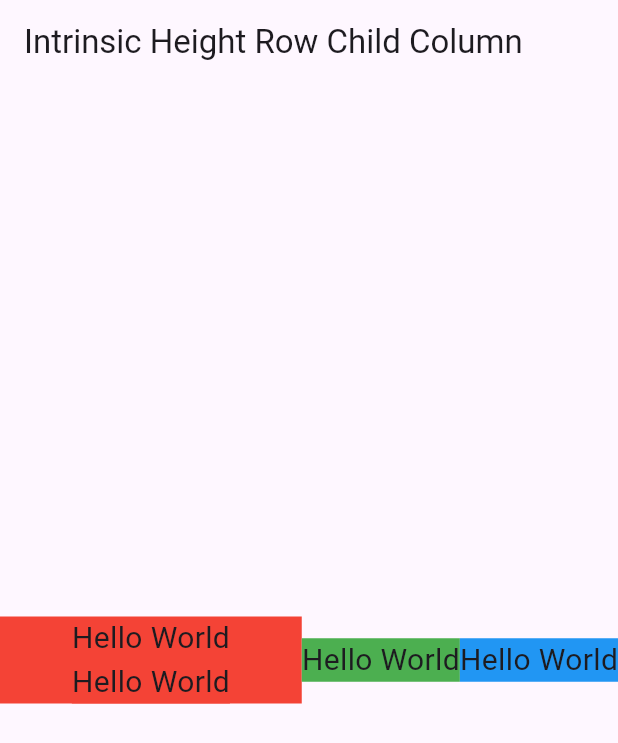
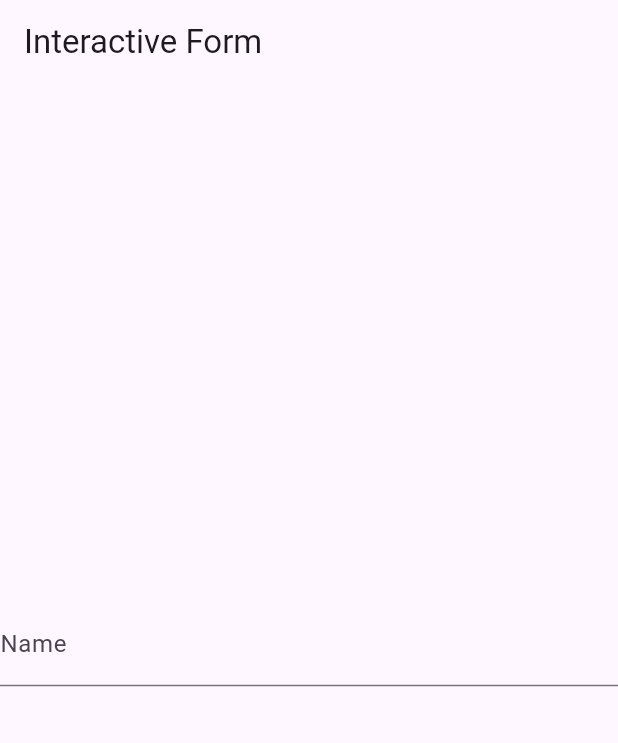
Before and after one commit to tendulkar/flutter_net_ninja, a Flutter app: the screen it shows after launch, on a phone screen of 412 x 824 dp. Shown: the top 743 px of the screen. Run offline on Flutter 3.47's test engine with Material 3 defaults, Android fonts, the phone set to English and light mode, and no system bars; our stand-ins replace flutter_bloc.

Commit message:
Added bloc, intrensics examples

```diff
--- /dev/null
+++ b/lib/form/form_bloc.dart
@@ -0,0 +1,31 @@
+import 'package:flutter_bloc/flutter_bloc.dart';
+
+abstract class FormEvent {
+  const FormEvent();
+}
+
+class UpdateFormEvent extends FormEvent {
+  final String key;
+  final dynamic value;
+  const UpdateFormEvent(this.key, this.value);
+}
+
+class FormState {
+  final Map<String, dynamic> data;
+  const FormState({required this.data});
+
+  FormState copyWith(String key, dynamic value) {
+    final newData = Map<String, dynamic>.from(data);
+    newData[key] = value;
+    return FormState(data: newData);
+  }
+}
+
+class FormBloc extends Bloc<FormEvent, FormState> {
+  FormBloc() : super(const FormState(data: {})) {
+    on<UpdateFormEvent>((event, emit) {
+      final data = state.copyWith(event.key, event.value);
+      emit(data);
+    });
+  }
+}
--- /dev/null
+++ b/lib/form/interactive_form.dart
@@ -0,0 +1,47 @@
+import 'package:flutter/material.dart';
+import 'package:flutter_bloc/flutter_bloc.dart';
+import 'package:flutter_net_ninja/form/form_bloc.dart'
+    show FormBloc, UpdateFormEvent;
+
+class InteractiveForm extends StatelessWidget {
+  const InteractiveForm({super.key});
+
+  @override
+  Widget build(BuildContext context) {
+    final formBloc = BlocProvider.of<FormBloc>(context, listen: true);
+    return Column(
+      crossAxisAlignment: CrossAxisAlignment.start,
+      mainAxisAlignment: MainAxisAlignment.center,
+      children: [
+        TextField(
+          onChanged: (value) {
+            formBloc.add(UpdateFormEvent('name', value));
+          },
+          decoration: const InputDecoration(
+            labelText: 'Name',
+          ),
+        ),
+        Text(formBloc.state.data['name'] ?? ''),
+      ],
+    );
+  }
+}
+
+class InteractiveFormApp extends StatelessWidget {
+  const InteractiveFormApp({super.key});
+
+  @override
+  Widget build(BuildContext context) {
+    return MaterialApp(
+      home: Scaffold(
+        appBar: AppBar(
+          title: const Text('Interactive Form'),
+        ),
+        body: BlocProvider(
+          create: (context) => FormBloc(),
+          child: const InteractiveForm(),
+        ),
+      ),
+    );
+  }
+}
--- a/lib/intrinsics/intrinsic_height_row_child_column.dart
+++ b/lib/intrinsics/intrinsic_height_row_child_column.dart
@@ -1,7 +1,58 @@
 import 'package:flutter/material.dart';
 
-class IntrinsicHeightRowChildColumn extends StatelessWidget {
-  const IntrinsicHeightRowChildColumn({super.key});
+class IntrinsicHeightRowChildColumn2 extends StatelessWidget {
+  const IntrinsicHeightRowChildColumn2({super.key});
+
+  @override
+  Widget build(BuildContext context) {
+    return MaterialApp(
+      home: Scaffold(
+        appBar: AppBar(title: const Text("Intrinsic Height Row Child Column")),
+        body: Center(
+          // child: IntrinsicHeight(
+          child: Row(
+            children: [
+              Expanded(
+                child: Container(
+                  // Container(
+                  color: Colors.red,
+                  height: 100,
+                  child: Text('Hello World', style: TextStyle(fontSize: 20)),
+                  // child: Column(
+                  //   children: [
+                  //     Text("Hello World", style: TextStyle(fontSize: 20)),
+                  //     Container(
+                  //       color: Colors.red,
+                  //       child: Text("Hello World",
+                  //           style: TextStyle(fontSize: 20)),
+                  //     ),
+                  //   ],
+                  // )
+                  // )
+                ),
+              ),
+              Expanded(
+                  child: Container(
+                      color: Colors.green,
+                      child:
+                          Text("Hello World", style: TextStyle(fontSize: 20)))),
+              Expanded(
+                child: Container(
+                  color: Colors.blue,
+                  child: Text("Hello World", style: TextStyle(fontSize: 20)),
+                ),
+              ),
+            ],
+          ),
+          // ),
+        ),
+      ),
+    );
+  }
+}
+
+class IntrinsicHeightRowExample extends StatelessWidget {
+  const IntrinsicHeightRowExample({super.key});
 
   @override
   Widget build(BuildContext context) {
@@ -11,43 +62,32 @@ class IntrinsicHeightRowChildColumn extends StatelessWidget {
         body: Center(
           child: IntrinsicHeight(
             child: Row(
+              crossAxisAlignment: CrossAxisAlignment.stretch,
               children: [
-                Expanded(child: Container(
-                  color: Colors.red,
-                  child: Column(
-                    children: [
-                      Text("Hello World",
-                      style: TextStyle(fontSize: 20)
-                      ),
-                      Expanded(
-                        child: Container(
-                          color: Colors.red,
-                          child: Text("Hello World",
-                            style: TextStyle(fontSize: 20)
-                            ),
-                        ),
-                      ),
+                Column(
+                  children: [
+                    Container(
+                        color: Colors.red,
+                        child: Text('Hello World',
+                            style: TextStyle(fontSize: 20))),
+                    Expanded(
+                      child: Container(
+                          color: Colors.redAccent,
+                          child: Text('Hello World',
+                              style: TextStyle(fontSize: 20))),
+                    ),
                   ],
-                  ))
                 ),
-                // Expanded(child:
                 Container(
-                  color: Colors.green,
-                  child: Text("Hello World",
-                  style: TextStyle(fontSize: 20)
-                  ))
-                // ),
-                ,
-                // Expanded(child:
+                    color: Colors.green,
+                    child: Text("Hello World", style: TextStyle(fontSize: 20))),
                 Container(
                   color: Colors.blue,
-                  child: Text("Hello World",
-                  style: TextStyle(fontSize: 20)
-                  )
-                  // )
+                  child: Text("Hello World", style: TextStyle(fontSize: 20)),
                 ),
               ],
             ),
+            // ),
           ),
         ),
       ),
--- a/lib/main.dart
+++ b/lib/main.dart
@@ -1,16 +1,17 @@
 import 'package:flutter/material.dart';
 import 'package:flutter_net_ninja/counter_state.dart';
+import 'package:flutter_net_ninja/form/interactive_form.dart';
 import 'package:flutter_net_ninja/inherited_widgets/update_inhertied_widgets.dart';
 import 'package:flutter_net_ninja/intrinsics/intrinsic_height_row_child_column.dart';
 import 'package:flutter_net_ninja/provider/change_notifier_provider_example.dart';
 import 'animation/implicit_examples/index.dart';
 
 void main() async {
-  debugPrintRebuildDirtyWidgets = true;
+  // debugPrintRebuildDirtyWidgets = true;
   WidgetsFlutterBinding.ensureInitialized();
   // await Future.delayed(const Duration(seconds: 10));
   // Run the simple opacity tween example
-  runApp(const IntrinsicHeightRowChildColumn());
+  runApp(const InteractiveFormApp());
 }
 
 class MyApp extends StatelessWidget {
```
